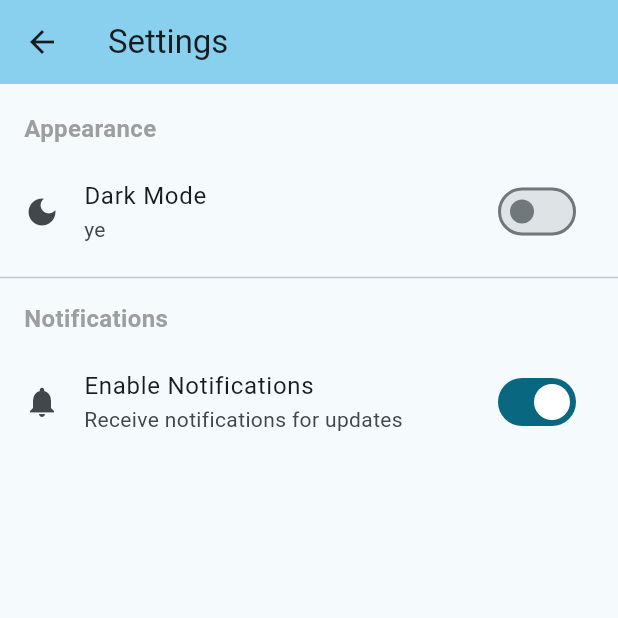
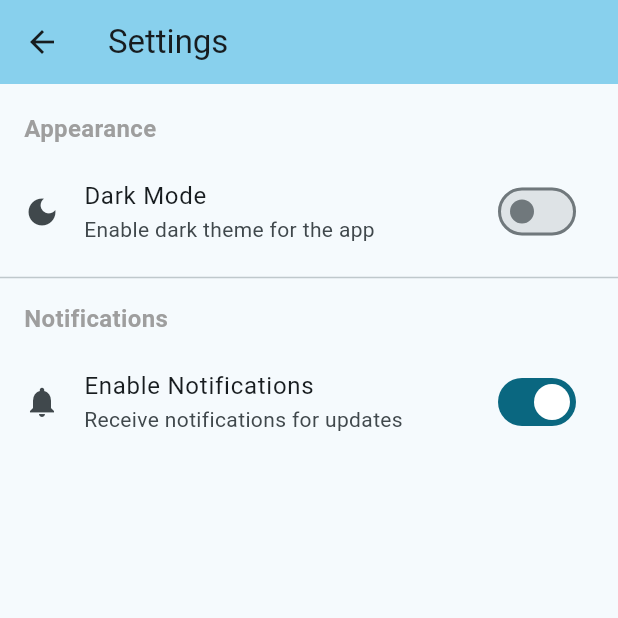
Before and after one commit to DBS-Group-Capstone/Lego-Brick-Counter, a Flutter app: the SettingsPage screen opened by its route, on a phone screen of 412 x 824 dp, the top half of it. Run offline on Flutter 3.47's test engine with Material 3 defaults, Android fonts, the phone set to English and light mode, and no system bars; our stand-ins replace sqflite, sqflite_common_ffi; accounts and stored records are empty.

Commit message:
Adjust text

```diff
--- a/lib/other_settingsPage.dart
+++ b/lib/other_settingsPage.dart
@@ -33,7 +33,7 @@ class _SettingsPageState extends State<SettingsPage> {
           _sectionHeader("Appearance"),
           SwitchListTile(
             title: Text("Dark Mode"),
-            subtitle: const Text("ye"),
+            subtitle: const Text("Enable dark theme for the app"),
             value: darkMode,
             onChanged: (value) {
               setState(() {
```
